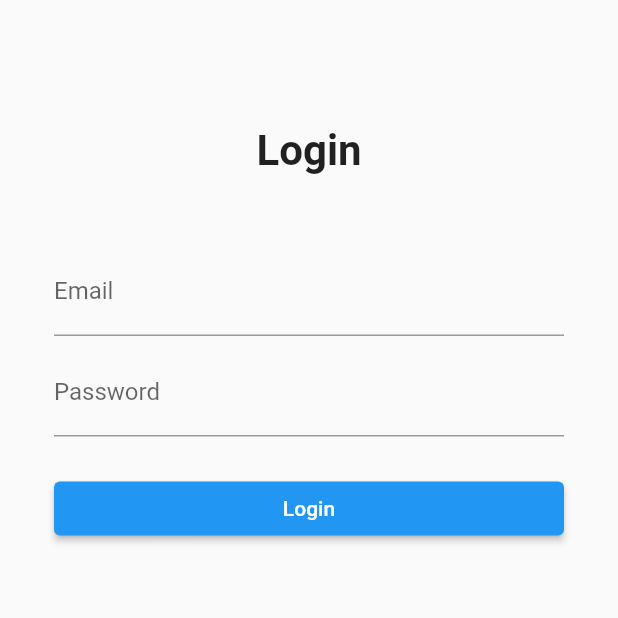
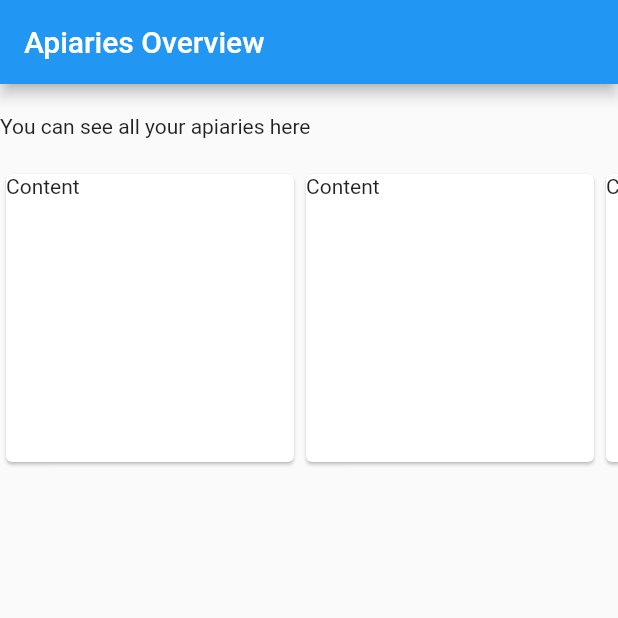
Before and after one commit to am3rigo/3bee_challenge, a Flutter app: the screen it shows after launch, on a phone screen of 412 x 824 dp, the top half of it. Run offline on Flutter 3.47's test engine with Material 2 defaults, Android fonts, the phone set to English and light mode, and no system bars; our stand-ins replace dio, freezed_annotation, get_it, pretty_dio_logger, shared_preferences; missing offline and left inert: mockito.

Commit message:
created ApiariesOverviewPage and Content for every card

```diff
--- a/lib/app.dart
+++ b/lib/app.dart
@@ -1,5 +1,5 @@
 import 'package:flutter/material.dart';
-import 'package:threebee_challenge/features/authentication/login_page.dart';
+import 'package:threebee_challenge/features/apiaries/apiaries_overview_page.dart';
 
 class MyApp extends StatelessWidget {
   const MyApp({super.key});
@@ -9,7 +9,7 @@ class MyApp extends StatelessWidget {
   Widget build(BuildContext context) {
     return const MaterialApp(
       title: 'Flutter Demo',
-      home: LoginPage(),
+      home: ApiariesOverviewPage(),
     );
   }
 }
--- /dev/null
+++ b/lib/features/apiaries/apiaries_overview_page.dart
@@ -0,0 +1,39 @@
+import 'package:flutter/material.dart';
+import 'package:threebee_challenge/features/apiaries/widgets/apiaries_card.dart';
+
+class ApiariesOverviewPage extends StatelessWidget {
+  const ApiariesOverviewPage({super.key});
+
+  @override
+  Widget build(BuildContext context) {
+    return Scaffold(
+      appBar: AppBar(
+        title: const Text('Apiaries Overview'),
+      ),
+      body: Column(
+        crossAxisAlignment: CrossAxisAlignment.stretch,
+        children: [
+          const SizedBox(
+            height: 20,
+          ),
+          const Text(
+            'You can see all your apiaries here',
+          ),
+          const SizedBox(
+            height: 20,
+          ),
+          LimitedBox(
+            maxHeight: 200,
+            child: ListView.builder(
+              itemCount: 10,
+              scrollDirection: Axis.horizontal,
+              itemBuilder: (context, index) {
+                return const ApiariesCard();
+              },
+            ),
+          ),
+        ],
+      ),
+    );
+  }
+}
--- /dev/null
+++ b/lib/features/apiaries/widgets/apiaries_card.dart
@@ -0,0 +1,17 @@
+import 'package:flutter/material.dart';
+
+class ApiariesCard extends StatelessWidget {
+  const ApiariesCard({super.key});
+
+  @override
+  Widget build(BuildContext context) {
+    return const AspectRatio(
+      aspectRatio: 1,
+      child: Card(
+        child: Text(
+          'Content',
+        ),
+      ),
+    );
+  }
+}
```
